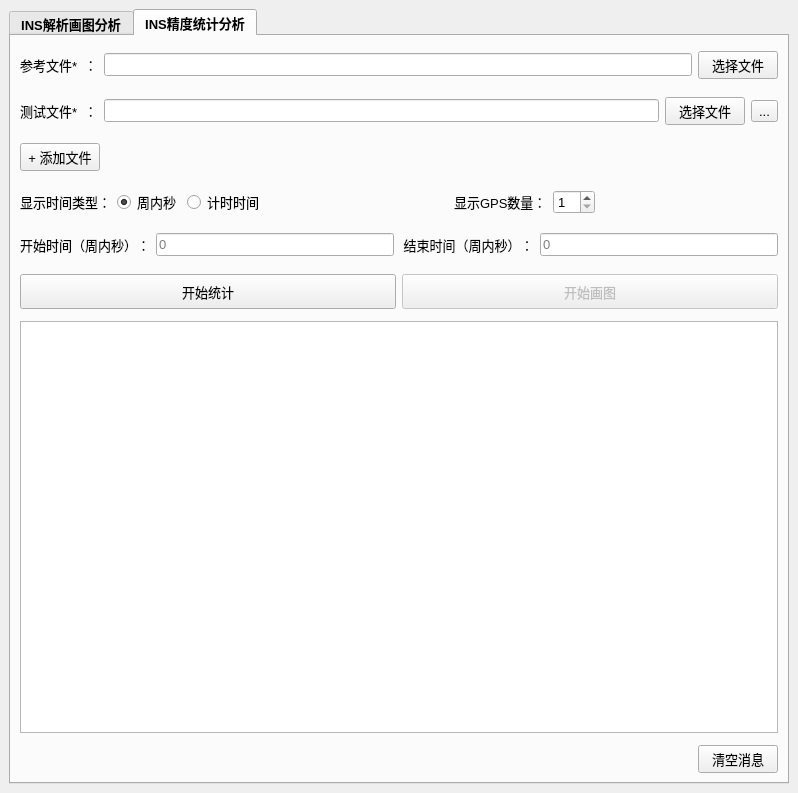
The window that view/MainWindow_DataAnalysis.ui (myaGr/master) describes before a commit, drawn with Qt 5.
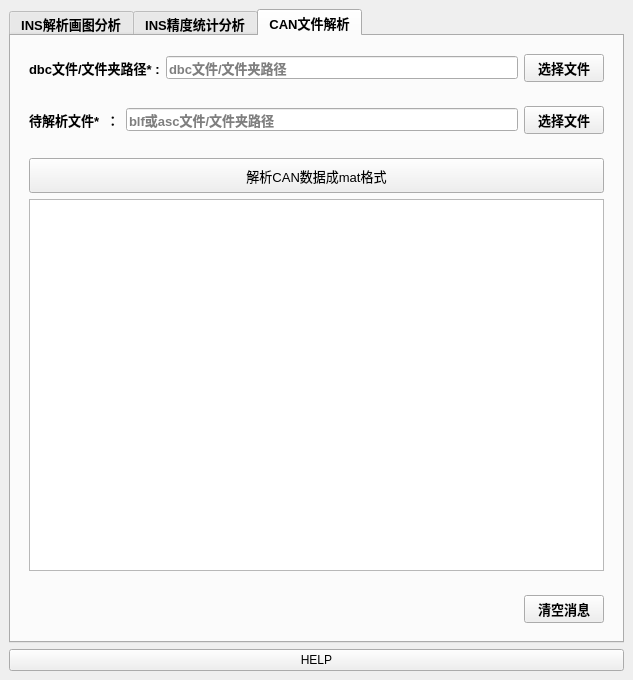
The same window after the commit. Icons and pictures are not drawn.

Commit message: 增加CAN解析和HELP鏈接

```diff
--- a/view/MainWindow_DataAnalysis.ui
+++ b/view/MainWindow_DataAnalysis.ui
@@ -6,8 +6,8 @@
    <rect>
     <x>0</x>
     <y>0</y>
-    <width>798</width>
-    <height>793</height>
+    <width>633</width>
+    <height>680</height>
    </rect>
   </property>
   <property name="font">
@@ -25,7 +25,7 @@
     <normaloff>C:/Users/wenzixuan/.designer/backup/AsensingIco.ico</normaloff>C:/Users/wenzixuan/.designer/backup/AsensingIco.ico</iconset>
   </property>
   <widget class="QWidget" name="centralwidget">
-   <layout class="QVBoxLayout" name="verticalLayout_3">
+   <layout class="QVBoxLayout" name="verticalLayout_6">
     <item>
      <widget class="QTabWidget" name="textBro_PrintMsg2">
       <property name="font">
@@ -37,7 +37,7 @@
        </font>
       </property>
       <property name="currentIndex">
-       <number>1</number>
+       <number>2</number>
       </property>
       <widget class="QWidget" name="tab1">
        <property name="font">
@@ -331,7 +331,11 @@
             </widget>
            </item>
            <item>
-            <widget class="QLineEdit" name="lineEdit_GetRefFile"/>
+            <widget class="QLineEdit" name="lineEdit_GetRefFile">
+             <property name="placeholderText">
+              <string>文件名中含设备名，如：&quot;test_100C.txt&quot;</string>
+             </property>
+            </widget>
            </item>
            <item>
             <widget class="QPushButton" name="pushBtn_SelectRef">
@@ -693,6 +697,136 @@
         </item>
        </layout>
       </widget>
+      <widget class="QWidget" name="tab">
+       <attribute name="title">
+        <string>CAN文件解析</string>
+       </attribute>
+       <layout class="QVBoxLayout" name="verticalLayout_3">
+        <item>
+         <widget class="QWidget" name="widget_15" native="true">
+          <layout class="QHBoxLayout" name="horizontalLayout_12">
+           <item>
+            <widget class="QLabel" name="label_dbc">
+             <property name="text">
+              <string>dbc文件/文件夹路径* :</string>
+             </property>
+            </widget>
+           </item>
+           <item>
+            <widget class="QLineEdit" name="lineEdit_getDBCtext">
+             <property name="placeholderText">
+              <string>dbc文件/文件夹路径</string>
+             </property>
+            </widget>
+           </item>
+           <item>
+            <widget class="QPushButton" name="pushBtn_getDBCtext">
+             <property name="text">
+              <string>选择文件</string>
+             </property>
+            </widget>
+           </item>
+          </layout>
+         </widget>
+        </item>
+        <item>
+         <widget class="QWidget" name="lineEdit_getfiletext" native="true">
+          <layout class="QHBoxLayout" name="horizontalLayout_16">
+           <item>
+            <widget class="QLabel" name="label_file">
+             <property name="text">
+              <string>待解析文件*  ：</string>
+             </property>
+            </widget>
+           </item>
+           <item>
+            <widget class="QLineEdit" name="lineEdit_GetFiletext">
+             <property name="toolTip">
+              <string>blf或asc文件/文件夹路径</string>
+             </property>
+             <property name="placeholderText">
+              <string>blf或asc文件/文件夹路径</string>
+             </property>
+            </widget>
+           </item>
+           <item>
+            <widget class="QPushButton" name="pushBtn_GetFiletext">
+             <property name="text">
+              <string>选择文件</string>
+             </property>
+            </widget>
+           </item>
+          </layout>
+         </widget>
+        </item>
+        <item>
+         <widget class="QWidget" name="widget_14" native="true">
+          <layout class="QVBoxLayout" name="verticalLayout_5">
+           <item>
+            <widget class="QPushButton" name="pushBtn_decode">
+             <property name="enabled">
+              <bool>true</bool>
+             </property>
+             <property name="minimumSize">
+              <size>
+               <width>0</width>
+               <height>35</height>
+              </size>
+             </property>
+             <property name="font">
+              <font>
+               <pointsize>10</pointsize>
+               <weight>50</weight>
+               <italic>false</italic>
+               <bold>false</bold>
+              </font>
+             </property>
+             <property name="text">
+              <string>解析CAN数据成mat格式</string>
+             </property>
+            </widget>
+           </item>
+           <item>
+            <widget class="QTextBrowser" name="textBrowser_can"/>
+           </item>
+          </layout>
+         </widget>
+        </item>
+        <item>
+         <widget class="QWidget" name="widget_17" native="true">
+          <layout class="QHBoxLayout" name="horizontalLayout_14">
+           <item>
+            <spacer name="horizontalSpacer_6">
+             <property name="orientation">
+              <enum>Qt::Horizontal</enum>
+             </property>
+             <property name="sizeHint" stdset="0">
+              <size>
+               <width>578</width>
+               <height>20</height>
+              </size>
+             </property>
+            </spacer>
+           </item>
+           <item>
+            <widget class="QPushButton" name="pushBtn_ClearMsg_can">
+             <property name="text">
+              <string>清空消息</string>
+             </property>
+            </widget>
+           </item>
+          </layout>
+         </widget>
+        </item>
+       </layout>
+      </widget>
+     </widget>
+    </item>
+    <item>
+     <widget class="QPushButton" name="botton_help">
+      <property name="text">
+       <string>HELP</string>
+      </property>
      </widget>
     </item>
    </layout>
```
Left out of the diff: 28 changed lines with no effect on the pictures. The commit also changes 15 other files.
